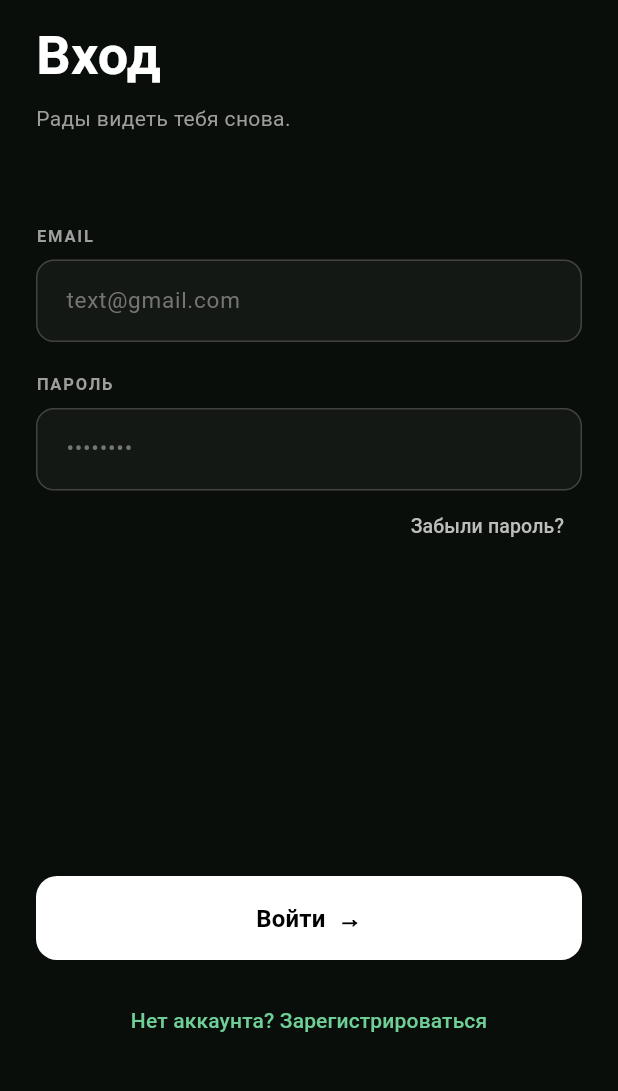
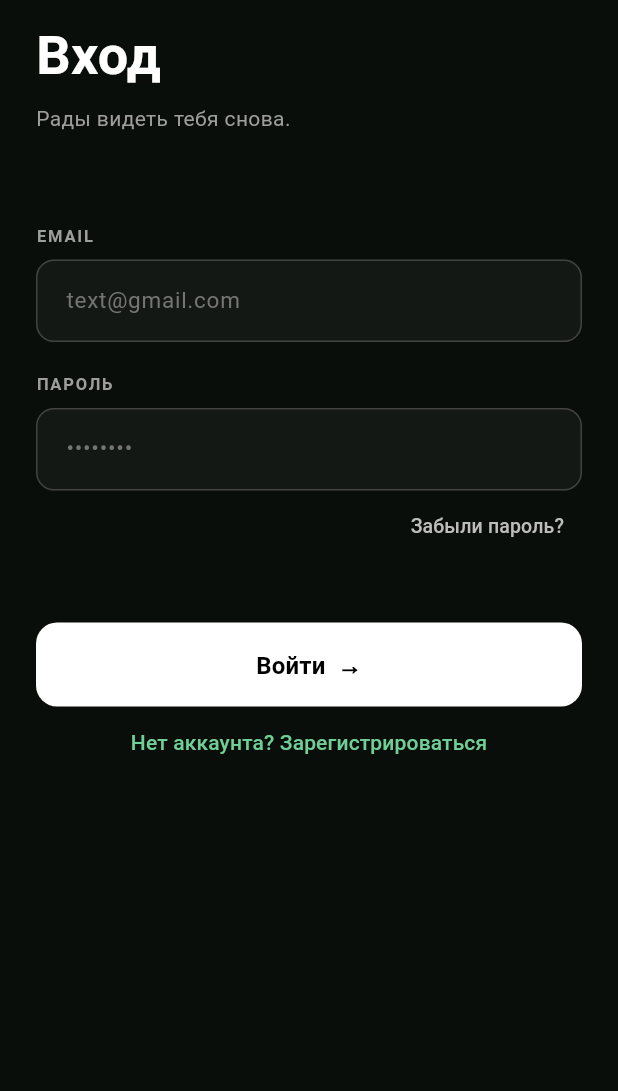
Before and after one commit to anassstya/cryptofund, a Flutter app: the LoginScreen screen opened directly, on a phone screen of 412 x 824 dp, the part 120-1211 px from its top. Run offline on Flutter 3.47's test engine with Material 3 defaults, Android fonts, the phone set to English and light mode, and no system bars; our stand-ins replace equatable, flutter_bloc.

Commit message:
login / register screens fixed

```diff
--- a/mobile/lib/blocs/login_cubit.dart
+++ b/mobile/lib/blocs/login_cubit.dart
@@ -0,0 +1,67 @@
+import 'package:flutter_bloc/flutter_bloc.dart';
+import 'package:equatable/equatable.dart';
+import 'package:http/http.dart' as http;
+import 'dart:convert';
+
+abstract class LoginState extends Equatable {
+  @override
+  List<Object?> get props => [];
+}
+
+class LoginInitial extends LoginState {}
+class LoginLoading extends LoginState {}
+class LoginSuccess extends LoginState {
+  final String token;
+  final String userId;
+  final String email;
+
+  LoginSuccess({required this.token, required this.userId, required this.email});
+
+  @override
+  List<Object?> get props => [token, userId, email];
+}
+
+class LoginError extends LoginState {
+  final String message;
+
+  LoginError(this.message);
+
+  @override
+  List<Object?> get props => [message];
+}
+
+class LoginCubit extends Cubit<LoginState> {
+  LoginCubit() : super(LoginInitial());
+
+  static const _baseUrl = 'http://10.0.2.2:8080';
+
+  Future<void> login(String email, String password) async {
+    emit(LoginLoading());
+
+    try {
+      final response = await http.post(
+        Uri.parse('$_baseUrl/login'),
+        headers: {'Content-Type': 'application/json'},
+        body: jsonEncode({'email': email, 'password': password}),
+      );
+
+      if (response.statusCode == 200) {
+        final data = jsonDecode(response.body);
+        emit(LoginSuccess(
+          token: data['token'],
+          userId: data['user_id'],
+          email: data['email'],
+        ));
+      } else if (response.statusCode == 401) {
+        emit(LoginError('Неверный email или пароль'));
+      } else if (response.statusCode == 400) {
+        final data = jsonDecode(response.body);
+        emit(LoginError(data['message'] ?? 'Ошибка валидации'));
+      } else {
+        emit(LoginError('Сервер недоступен. Попробуйте позже.'));
+      }
+    } catch (e) {
+      emit(LoginError('Нет соединения с сервером'));
+    }
+  }
+}
--- a/mobile/lib/main.dart
+++ b/mobile/lib/main.dart
@@ -1,8 +1,9 @@
 import 'package:flutter/material.dart';
 import 'package:flutter_bloc/flutter_bloc.dart';
 import 'screens/register_screen.dart';
+import 'screens/login_screen.dart';
 import 'screens/home_screen.dart';
-import 'blocs/register/register_cubit.dart';
+import 'blocs/register_cubit.dart';
 
 void main() {
   runApp(const CryptoFundApp());
@@ -27,6 +28,7 @@ class CryptoFundApp extends StatelessWidget {
 
       routes: {
         '/home': (context) => const HomeScreen(),
+        '/login': (context) => const LoginScreen(),
       },
       debugShowCheckedModeBanner: false,
     );
--- a/mobile/lib/screens/login_screen.dart
+++ b/mobile/lib/screens/login_screen.dart
@@ -1,17 +1,51 @@
 import 'package:flutter/material.dart';
+import 'package:flutter_bloc/flutter_bloc.dart';
+import '../blocs/login_cubit.dart';
 import '../widgets/custom_text_field.dart';
 import 'register_screen.dart';
 
-class LoginScreen extends StatelessWidget {
+class LoginScreen extends StatefulWidget {
   const LoginScreen({Key? key}) : super(key: key);
 
   @override
+  State<LoginScreen> createState() => _LoginScreenState();
+}
+
+class _LoginScreenState extends State<LoginScreen> {
+  final _formKey = GlobalKey<FormState>();
+  final _emailController = TextEditingController();
+  final _passwordController = TextEditingController();
+
+  @override
+  void dispose() {
+    _emailController.dispose();
+    _passwordController.dispose();
+    super.dispose();
+  }
+
+  void _submit(BuildContext context) {
+    if (!_formKey.currentState!.validate()) return;
+
+    context.read<LoginCubit>().login(
+      _emailController.text.trim(),
+      _passwordController.text,
+    );
+  }
+
+  @override
   Widget build(BuildContext context) {
-    return Scaffold(
+    return BlocProvider(
+      create: (context) => LoginCubit(),
+      child: Builder(
+        builder: (context) => Scaffold(
           backgroundColor: const Color(0xFF0A0E0A),
+          resizeToAvoidBottomInset: true,
           body: SafeArea(
             child: Padding(
               padding: const EdgeInsets.symmetric(horizontal: 24.0),
+              child: SingleChildScrollView(
+                child: Form(
+                  key: _formKey,
                   child: Column(
                     crossAxisAlignment: CrossAxisAlignment.start,
                     children: [
@@ -55,6 +89,12 @@ class LoginScreen extends StatelessWidget {
                         label: 'EMAIL',
                         hint: 'text@gmail.com',
                         keyboardType: TextInputType.emailAddress,
+                        controller: _emailController,
+                        validator: (value) {
+                          if (value == null || value.isEmpty) return 'Введите email';
+                          if (!value.contains('@')) return 'Некорректный email';
+                          return null;
+                        },
                       ),
 
                       const SizedBox(height: 20),
@@ -63,13 +103,18 @@ class LoginScreen extends StatelessWidget {
                         label: 'ПАРОЛЬ',
                         hint: '••••••••',
                         obscureText: true,
+                        controller: _passwordController,
+                        validator: (value) {
+                          if (value == null || value.isEmpty) return 'Введите пароль';
+                          if (value.length < 6) return 'Минимум 6 символов';
+                          return null;
+                        },
                       ),
 
                       Align(
                         alignment: Alignment.centerRight,
                         child: TextButton(
                           onPressed: () {
-                    // TODO: Восстановление пароля
                           },
                           child: Text(
                             'Забыли пароль?',
@@ -81,15 +126,35 @@ class LoginScreen extends StatelessWidget {
                         ),
                       ),
 
-              const Spacer(),
+                      const SizedBox(height: 40),
 
-              SizedBox(
+                      BlocListener<LoginCubit, LoginState>(
+                        listener: (context, state) {
+                          if (state is LoginError) {
+                            ScaffoldMessenger.of(context).showSnackBar(
+                              SnackBar(
+                                content: Text(state.message),
+                                backgroundColor: Colors.red[400],
+                                behavior: SnackBarBehavior.floating,
+                              ),
+                            );
+                          } else if (state is LoginSuccess) {
+                            Navigator.pushReplacementNamed(context, '/home');
+                          }
+                        },
+                        child: const SizedBox.shrink(),
+                      ),
+
+                      BlocBuilder<LoginCubit, LoginState>(
+                        builder: (context, state) {
+                          final isLoading = state is LoginLoading;
+                          return SizedBox(
                             width: double.infinity,
                             height: 56,
                             child: ElevatedButton(
-                  onPressed: () {
-                    // TODO: Обработка входа
-                  },
+                              onPressed: isLoading
+                                  ? null
+                                  : () => _submit(context),
                               style: ElevatedButton.styleFrom(
                                 backgroundColor: Colors.white,
                                 foregroundColor: Colors.black,
@@ -98,7 +163,16 @@ class LoginScreen extends StatelessWidget {
                                   borderRadius: BorderRadius.circular(14),
                                 ),
                               ),
-                  child: const Text(
+                              child: isLoading
+                                  ? const SizedBox(
+                                      height: 20,
+                                      width: 20,
+                                      child: CircularProgressIndicator(
+                                        strokeWidth: 2,
+                                        valueColor: AlwaysStoppedAnimation<Color>(Colors.black),
+                                      ),
+                                    )
+                                  : const Text(
                                       'Войти  →',
                                       style: TextStyle(
                                         color: Colors.black,
@@ -107,9 +181,11 @@ class LoginScreen extends StatelessWidget {
                                       ),
                                     ),
                             ),
+                          );
+                        },
                       ),
 
-              const SizedBox(height: 16),
+                      const SizedBox(height: 0),
 
                       Center(
                         child: TextButton(
@@ -119,10 +195,7 @@ class LoginScreen extends StatelessWidget {
                               PageRouteBuilder(
                                 pageBuilder: (context, animation, secondaryAnimation) => const RegisterScreen(),
                                 transitionsBuilder: (context, animation, secondaryAnimation, child) {
-                            return FadeTransition(
-                              opacity: animation,
-                              child: child,
-                            );
+                                  return FadeTransition(opacity: animation, child: child);
                                 },
                                 transitionDuration: const Duration(milliseconds: 300),
                               ),
@@ -131,7 +204,7 @@ class LoginScreen extends StatelessWidget {
                           child: Text(
                             'Нет аккаунта? Зарегистрироваться',
                             style: TextStyle(
-                      color: Color(0xFF6FCF97),
+                              color: const Color(0xFF6FCF97),
                               fontSize: 14,
                             ),
                           ),
@@ -143,6 +216,10 @@ class LoginScreen extends StatelessWidget {
                   ),
                 ),
               ),
+            ),
+          ),
+        ),
+      ),
     );
   }
 }
```
Also changed, not shown: mobile/lib/screens/register_screen.dart (+7 -3 lines), 6 other files. Lines whose indentation alone changed are shown as unchanged.
